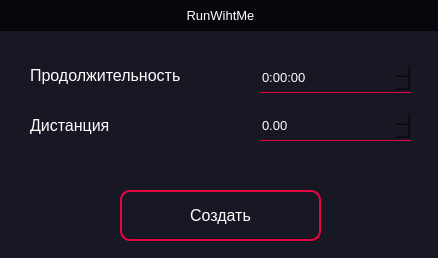
Qt form Program/new_design/new_record.ui (Daniil-Solo/Training-tracker) before a commit.
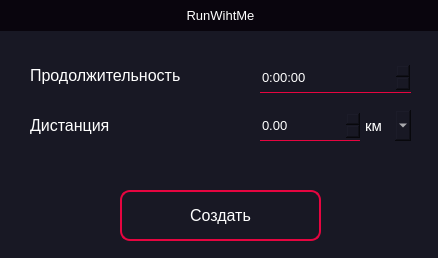
The same form after that commit. Icons and pictures are not drawn.

Commit message: add creating new record and saving it

```diff
--- a/Program/new_design/new_record.ui
+++ b/Program/new_design/new_record.ui
@@ -102,7 +102,7 @@
      <rect>
       <x>260</x>
       <y>110</y>
-      <width>151</width>
+      <width>101</width>
       <height>31</height>
      </rect>
     </property>
@@ -230,6 +230,31 @@
      <string>Создать</string>
     </property>
    </widget>
+   <widget class="QComboBox" name="type_dist">
+    <property name="geometry">
+     <rect>
+      <x>360</x>
+      <y>110</y>
+      <width>51</width>
+      <height>31</height>
+     </rect>
+    </property>
+    <property name="font">
+     <font>
+      <pointsize>11</pointsize>
+     </font>
+    </property>
+    <item>
+     <property name="text">
+      <string>км</string>
+     </property>
+    </item>
+    <item>
+     <property name="text">
+      <string>м</string>
+     </property>
+    </item>
+   </widget>
   </widget>
  </widget>
  <resources>
```
Left out of the diff: 4 changed lines with no effect on the pictures. The commit also changes 4 other files.
